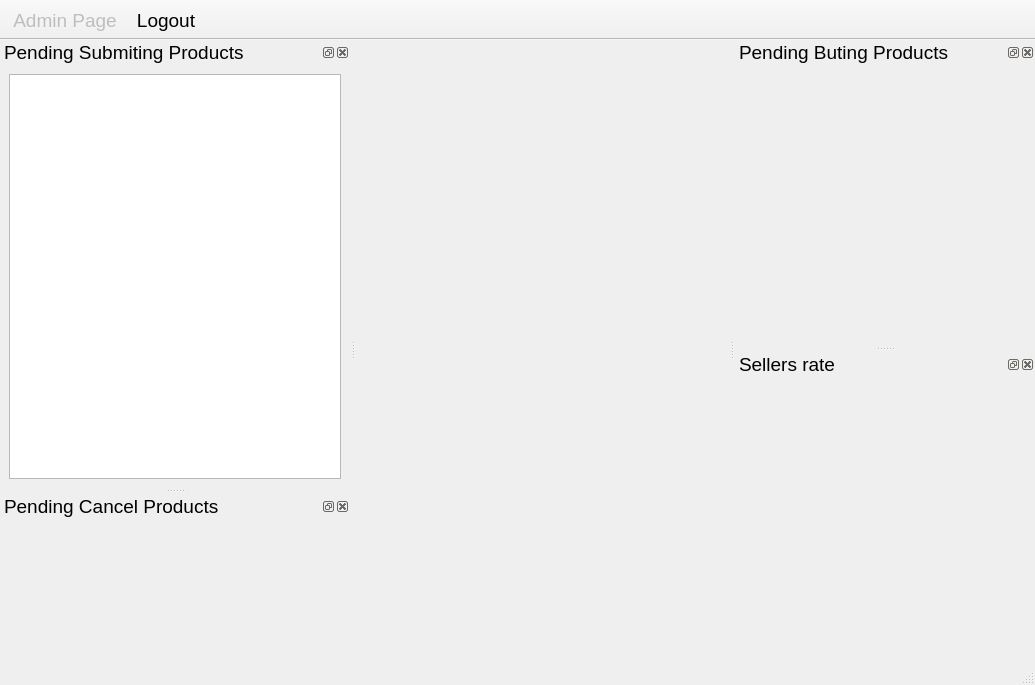
Old version of the form admin.ui in the repository MrCode4/Digikala.
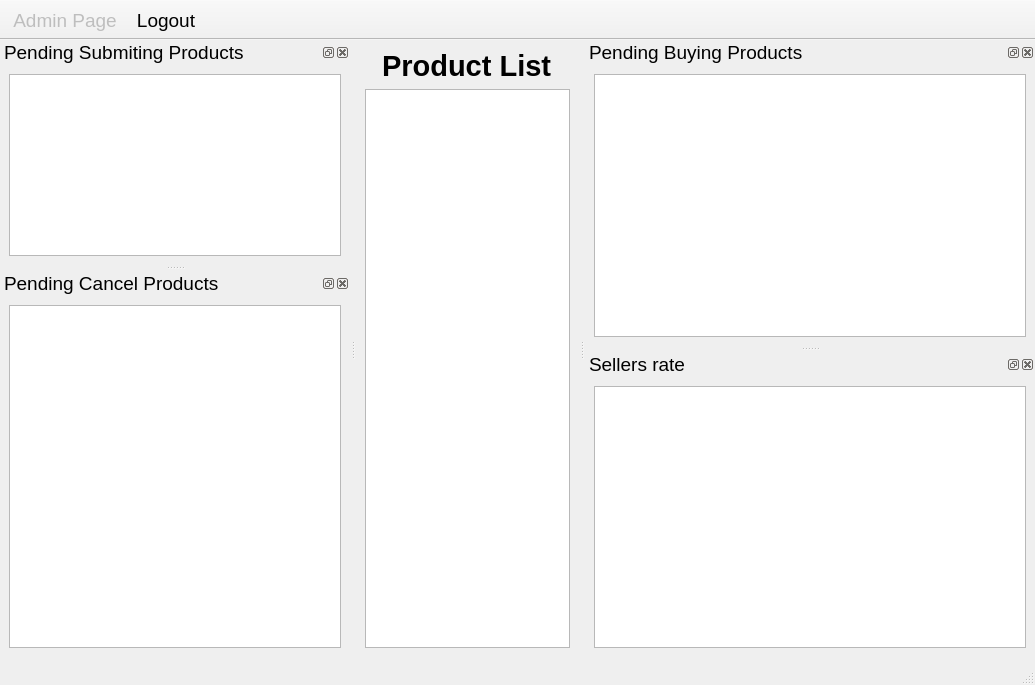
New version of the form.

Commit message: Tables added for admin page

```diff
--- a/admin.ui
+++ b/admin.ui
@@ -18,7 +18,57 @@
   <property name="windowTitle">
    <string>MainWindow</string>
   </property>
-  <widget class="QWidget" name="centralwidget"/>
+  <widget class="QWidget" name="centralwidget">
+   <layout class="QVBoxLayout" name="verticalLayout_2">
+    <item>
+     <layout class="QHBoxLayout" name="horizontalLayout">
+      <item>
+       <spacer name="horizontalSpacer">
+        <property name="orientation">
+         <enum>Qt::Horizontal</enum>
+        </property>
+        <property name="sizeHint" stdset="0">
+         <size>
+          <width>40</width>
+          <height>20</height>
+         </size>
+        </property>
+       </spacer>
+      </item>
+      <item>
+       <widget class="QLabel" name="label">
+        <property name="font">
+         <font>
+          <pointsize>22</pointsize>
+          <weight>75</weight>
+          <bold>true</bold>
+         </font>
+        </property>
+        <property name="text">
+         <string>Product List</string>
+        </property>
+       </widget>
+      </item>
+      <item>
+       <spacer name="horizontalSpacer_2">
+        <property name="orientation">
+         <enum>Qt::Horizontal</enum>
+        </property>
+        <property name="sizeHint" stdset="0">
+         <size>
+          <width>40</width>
+          <height>20</height>
+         </size>
+        </property>
+       </spacer>
+      </item>
+     </layout>
+    </item>
+    <item>
+     <widget class="QTableView" name="product_tableView"/>
+    </item>
+   </layout>
+  </widget>
   <widget class="QStatusBar" name="statusbar"/>
   <widget class="QToolBar" name="toolBar">
    <property name="enabled">
@@ -76,6 +126,9 @@
        <property name="editTriggers">
         <set>QAbstractItemView::NoEditTriggers</set>
        </property>
+       <property name="textElideMode">
+        <enum>Qt::ElideMiddle</enum>
+       </property>
       </widget>
      </item>
     </layout>
@@ -84,23 +137,29 @@
   <widget class="QDockWidget" name="dockWidget_3">
    <property name="minimumSize">
     <size>
-     <width>300</width>
-     <height>50</height>
+     <width>450</width>
+     <height>137</height>
     </size>
    </property>
    <property name="windowTitle">
-    <string>Pending Buting Products</string>
+    <string>Pending Buying Products</string>
    </property>
    <attribute name="dockWidgetArea">
     <number>2</number>
    </attribute>
-   <widget class="QWidget" name="pending_buying_products_contents"/>
+   <widget class="QWidget" name="pending_buying_products_contents">
+    <layout class="QVBoxLayout" name="verticalLayout_4">
+     <item>
+      <widget class="QTableView" name="buying_tableView"/>
+     </item>
+    </layout>
+   </widget>
   </widget>
   <widget class="QDockWidget" name="dockWidget_2">
    <property name="minimumSize">
     <size>
      <width>200</width>
-     <height>50</height>
+     <height>137</height>
     </size>
    </property>
    <property name="windowTitle">
@@ -109,13 +168,19 @@
    <attribute name="dockWidgetArea">
     <number>1</number>
    </attribute>
-   <widget class="QWidget" name="pending_canceling_products_contents"/>
+   <widget class="QWidget" name="pending_canceling_products_contents">
+    <layout class="QVBoxLayout" name="verticalLayout_3">
+     <item>
+      <widget class="QTableView" name="cancel_tableView"/>
+     </item>
+    </layout>
+   </widget>
   </widget>
   <widget class="QDockWidget" name="dockWidget_4">
    <property name="minimumSize">
     <size>
      <width>200</width>
-     <height>50</height>
+     <height>137</height>
     </size>
    </property>
    <property name="windowTitle">
@@ -124,7 +189,13 @@
    <attribute name="dockWidgetArea">
     <number>2</number>
    </attribute>
-   <widget class="QWidget" name="average_sellers_rate_contents"/>
+   <widget class="QWidget" name="average_sellers_rate_contents">
+    <layout class="QVBoxLayout" name="verticalLayout_5">
+     <item>
+      <widget class="QTableView" name="rate_tableView"/>
+     </item>
+    </layout>
+   </widget>
   </widget>
   <action name="actionAdmin_Page">
    <property name="enabled">
```
Left out of the diff: 2 changed lines with no effect on the pictures. The commit also changes 12 other files.
